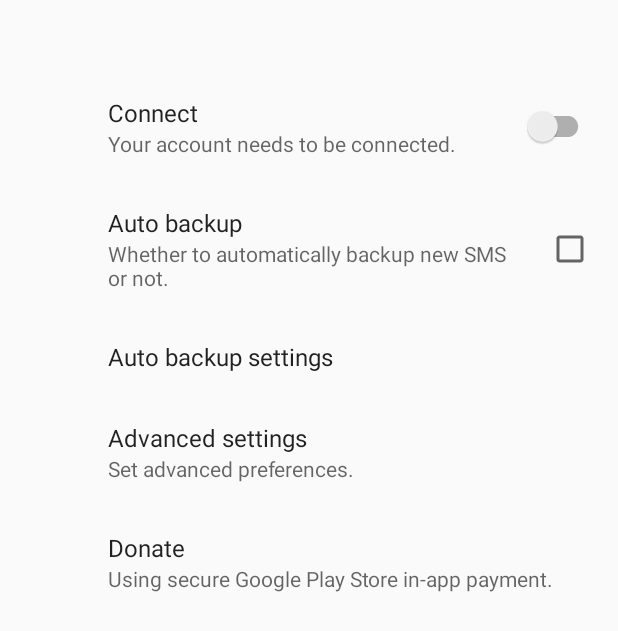
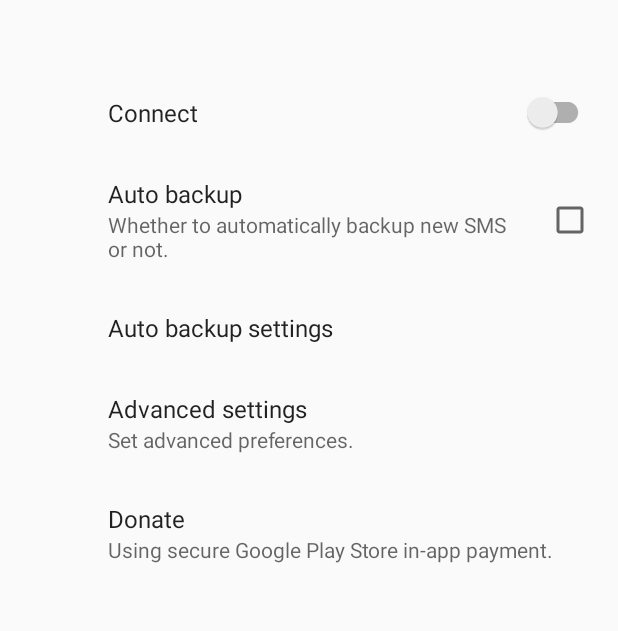
Before and after one commit to jberkel/sms-backup-plus, an Android app: the fragment AdvancedSettings shown on its own in the app's theme, on a phone screen of 412 x 824 dp. Shown: the top 631 px of the screen. Run offline under Robolectric (Android 15) with nearby library versions, the phone set to English and light mode, and no system bars; our stand-ins replace androidx.preference; libraries missing offline, so code that uses them is left out: android.support.v7, com.squareup.otto.

Commit message:
Unused key

```diff
--- a/app/src/main/res/values/strings.xml
+++ b/app/src/main/res/values/strings.xml
@@ -209,7 +209,6 @@
   <string name="custom_imap_not_configured">IMAP (not configured)</string>
 
   <string name="ui_connected_label">Connect</string>
-  <string name="ui_connected_desc">Your account needs to be connected.</string>
 
   <string name="call_incoming">incoming call</string>
   <string name="call_outgoing">outgoing call</string>
--- a/app/src/main/res/xml/preferences.xml
+++ b/app/src/main/res/xml/preferences.xml
@@ -15,7 +15,6 @@
     <android.support.v7.preference.SwitchPreferenceCompat
             android:key="connected"
             android:title="@string/ui_connected_label"
-            android:summaryOff="@string/ui_connected_desc"
             android:defaultValue="off"/>
 
     <CheckBoxPreference
```
Also changed, not shown: 24 other files.
